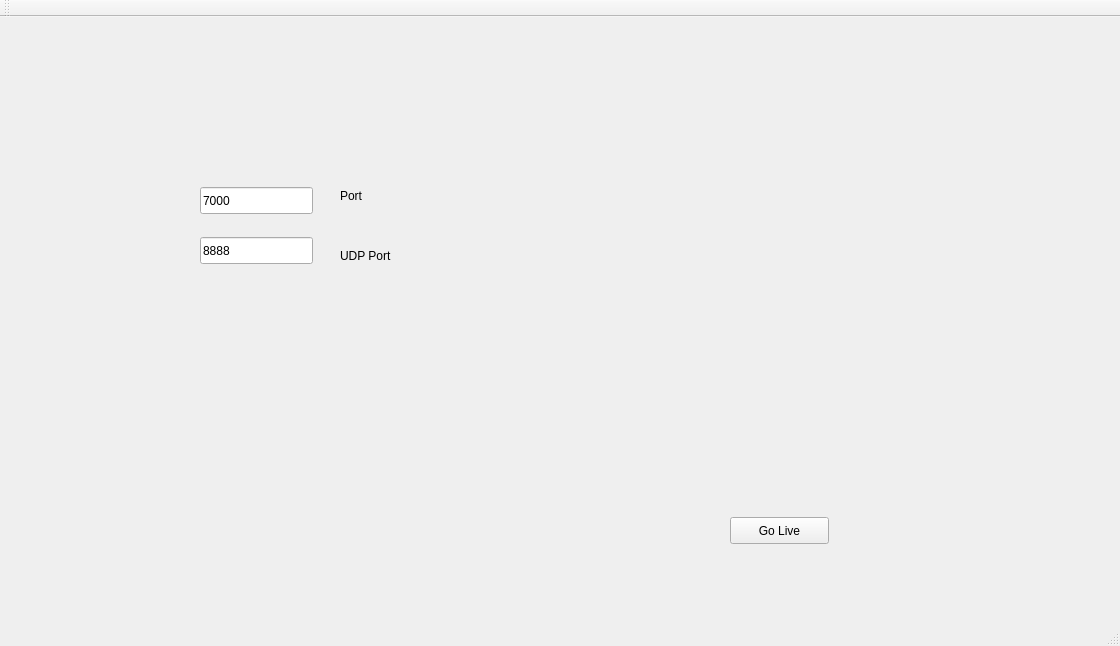
Old version of the form Forward/mainwindow.ui in the repository ColinBose/port-forwarder.
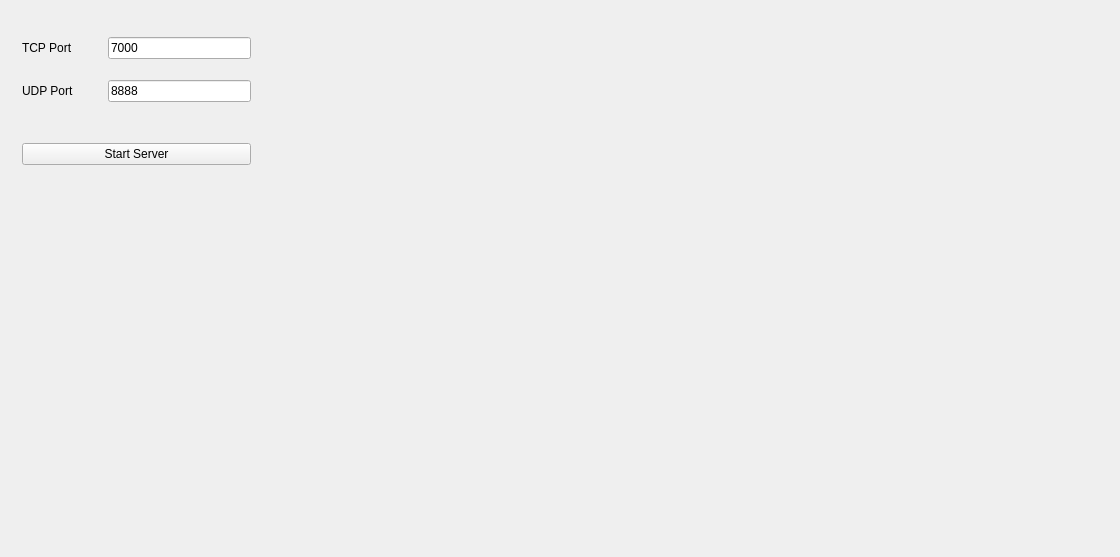
New version of the form. The open tabs and pages were chosen to show the change.

Patch:
```diff
--- a/Forward/mainwindow.ui
+++ b/Forward/mainwindow.ui
@@ -7,22 +7,16 @@
     <x>0</x>
     <y>0</y>
     <width>1120</width>
-    <height>646</height>
+    <height>557</height>
    </rect>
   </property>
   <property name="windowTitle">
    <string>MainWindow</string>
   </property>
   <widget class="QWidget" name="centralWidget">
+   <layout class="QHBoxLayout" name="horizontalLayout">
+    <item>
    <widget class="QStackedWidget" name="stackedWidget">
-    <property name="geometry">
-     <rect>
-      <x>0</x>
-      <y>0</y>
-      <width>1111</width>
-      <height>601</height>
-     </rect>
-    </property>
     <widget class="QWidget" name="Main">
      <widget class="QPushButton" name="mainClient">
       <property name="geometry">
@@ -191,70 +185,85 @@
      </widget>
     </widget>
     <widget class="QWidget" name="Server">
-     <widget class="QPushButton" name="serverStart">
+       <widget class="QWidget" name="verticalLayoutWidget">
       <property name="geometry">
        <rect>
-        <x>730</x>
-        <y>500</y>
-        <width>99</width>
-        <height>27</height>
-       </rect>
-      </property>
-      <property name="text">
-       <string>Go Live</string>
-      </property>
-     </widget>
-     <widget class="QLineEdit" name="lineEdit">
-      <property name="geometry">
-       <rect>
-        <x>200</x>
-        <y>170</y>
-        <width>113</width>
-        <height>27</height>
-       </rect>
-      </property>
-      <property name="text">
-       <string>7000</string>
-      </property>
-     </widget>
+          <x>0</x>
+          <y>0</y>
+          <width>251</width>
+          <height>181</height>
+         </rect>
+        </property>
+        <layout class="QVBoxLayout" name="verticalLayout">
+         <item>
+          <layout class="QHBoxLayout" name="horizontalLayout_3">
+           <item>
      <widget class="QLabel" name="label">
-      <property name="geometry">
-       <rect>
-        <x>340</x>
-        <y>170</y>
-        <width>67</width>
-        <height>17</height>
-       </rect>
+             <property name="minimumSize">
+              <size>
+               <width>80</width>
+               <height>0</height>
+              </size>
       </property>
       <property name="text">
-       <string>Port</string>
-      </property>
-     </widget>
+              <string>TCP Port</string>
+             </property>
+            </widget>
+           </item>
+           <item>
+            <widget class="QLineEdit" name="lineEdit">
+             <property name="text">
+              <string>7000</string>
+             </property>
+            </widget>
+           </item>
+          </layout>
+         </item>
+         <item>
+          <layout class="QHBoxLayout" name="horizontalLayout_2">
+           <item>
+            <widget class="QLabel" name="label_2">
+             <property name="minimumSize">
+              <size>
+               <width>80</width>
+               <height>0</height>
+              </size>
+             </property>
+             <property name="text">
+              <string>UDP Port</string>
+             </property>
+            </widget>
+           </item>
+           <item>
      <widget class="QLineEdit" name="udpPortEdit">
-      <property name="geometry">
-       <rect>
-        <x>200</x>
-        <y>220</y>
-        <width>113</width>
-        <height>27</height>
-       </rect>
-      </property>
       <property name="text">
        <string>8888</string>
       </property>
      </widget>
-     <widget class="QLabel" name="label_2">
-      <property name="geometry">
-       <rect>
-        <x>340</x>
-        <y>230</y>
-        <width>67</width>
-        <height>17</height>
-       </rect>
-      </property>
+           </item>
+          </layout>
+         </item>
+         <item>
+          <spacer name="horizontalSpacer">
+           <property name="orientation">
+            <enum>Qt::Horizontal</enum>
+           </property>
+           <property name="sizeHint" stdset="0">
+            <size>
+             <width>40</width>
+             <height>20</height>
+            </size>
+           </property>
+          </spacer>
+         </item>
+         <item>
+          <widget class="QPushButton" name="serverStart">
       <property name="text">
-       <string>UDP Port</string>
-      </property>
+            <string>Start Server</string>
+           </property>
+          </widget>
+         </item>
+        </layout>
      </widget>
     </widget>
     <widget class="QWidget" name="Forwarder">
@@ -289,26 +298,9 @@
      </widget>
     </widget>
    </widget>
+    </item>
+   </layout>
   </widget>
-  <widget class="QMenuBar" name="menuBar">
-   <property name="geometry">
-    <rect>
-     <x>0</x>
-     <y>0</y>
-     <width>1120</width>
-     <height>25</height>
-    </rect>
-   </property>
-  </widget>
-  <widget class="QToolBar" name="mainToolBar">
-   <attribute name="toolBarArea">
-    <enum>TopToolBarArea</enum>
-   </attribute>
-   <attribute name="toolBarBreak">
-    <bool>false</bool>
-   </attribute>
-  </widget>
-  <widget class="QStatusBar" name="statusBar"/>
  </widget>
  <layoutdefault spacing="6" margin="11"/>
  <resources/>
```
Left out of the diff: 169 changed lines with no effect on the pictures. Lines whose indentation alone changed are shown as unchanged.
